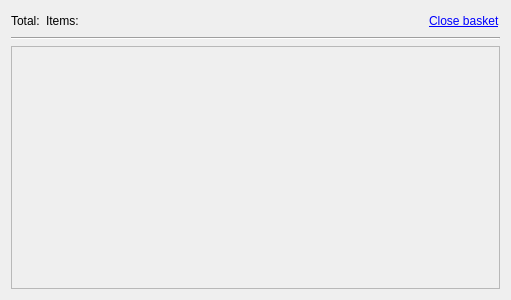
Before: the Qt Designer form ui/basket.ui in kybu/electronic-components-panel, drawn with Qt 5.
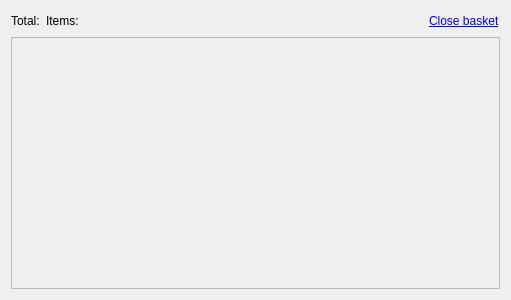
After: the same form once the commit is applied.

Commit message: Basket items can be deleted.

```diff
--- a/ui/basket.ui
+++ b/ui/basket.ui
@@ -52,13 +52,6 @@
      </item>
     </layout>
    </item>
-   <item>
-    <widget class="Line" name="line">
-     <property name="orientation">
-      <enum>Qt::Horizontal</enum>
-     </property>
-    </widget>
-   </item>
    <item>
     <widget class="QScrollArea" name="itemsArea">
      <property name="widgetResizable">
@@ -73,7 +66,7 @@
         <x>0</x>
         <y>0</y>
         <width>491</width>
-        <height>243</height>
+        <height>252</height>
        </rect>
       </property>
       <layout class="QVBoxLayout" name="verticalLayout_2">
```
The commit also changes 3 other files.
